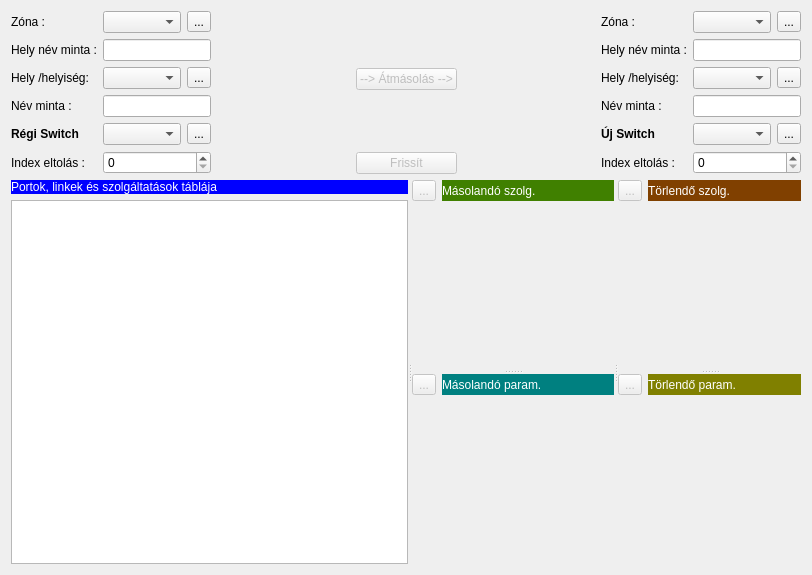
Old version of the form lv2g/changeswitch.ui in the repository csikfer/lanview2.
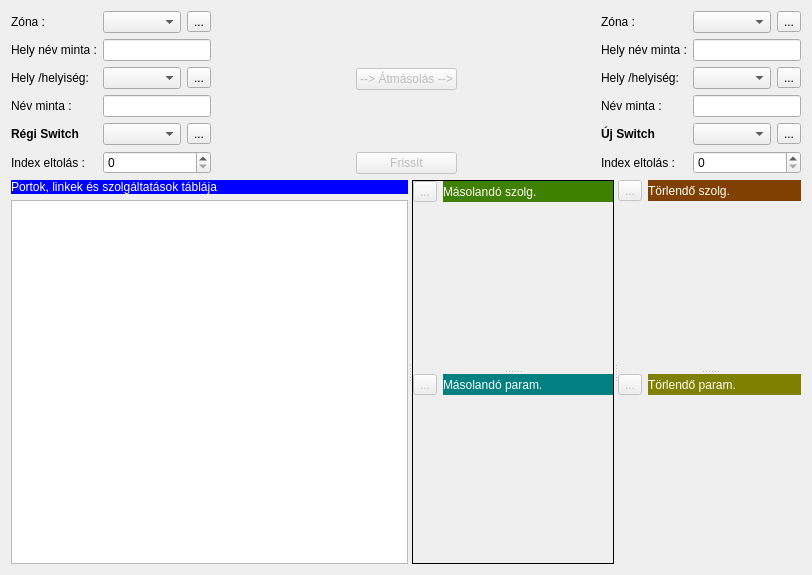
New version of the form. Icons and pictures are not drawn.

Patch:
```diff
--- a/lv2g/changeswitch.ui
+++ b/lv2g/changeswitch.ui
@@ -410,6 +410,9 @@
       </layout>
      </widget>
      <widget class="QSplitter" name="splitter_2">
+      <property name="frameShape">
+       <enum>QFrame::Box</enum>
+      </property>
       <property name="orientation">
        <enum>Qt::Vertical</enum>
       </property>
```
Left out of the diff: 3 changed lines with no effect on the pictures.
